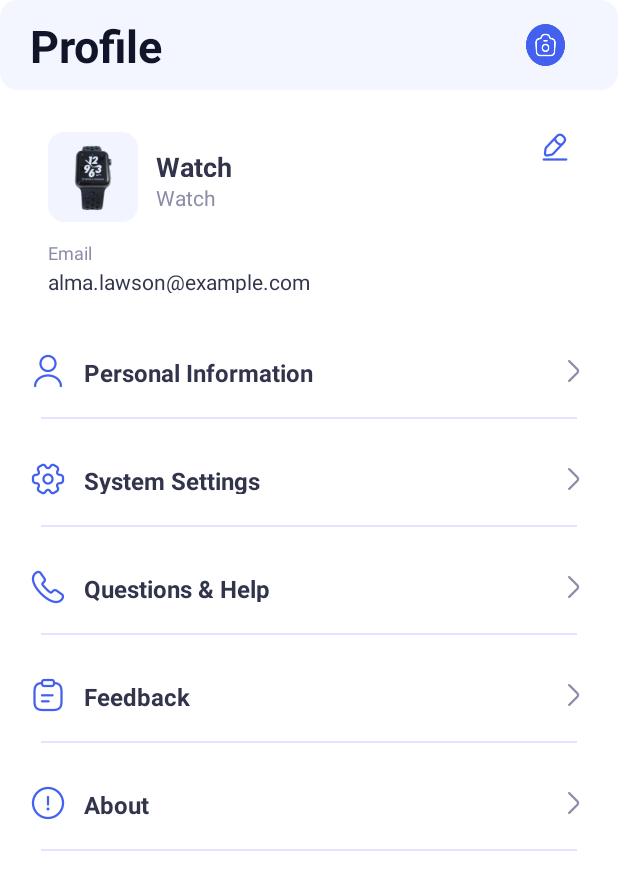
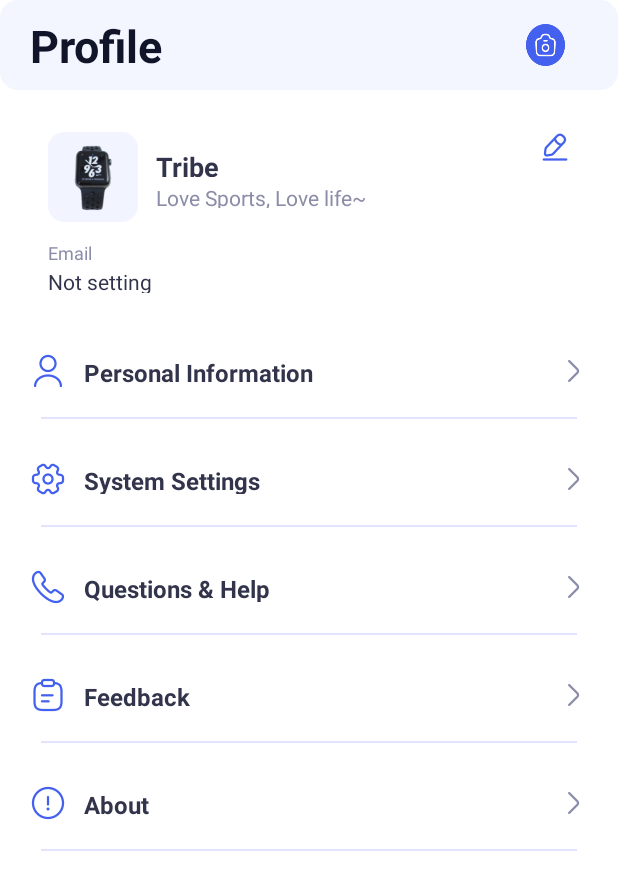
Before and after one commit to dmoney1908/SmartWatch_Android, an Android app: the fragment PersonalFragment shown on its own in the app's theme, on a phone screen of 412 x 824 dp. Shown: the top 890 px of the screen. Run offline under Robolectric (Android 15) with nearby library versions, the phone set to English and light mode, and no system bars; libraries missing offline, so code that uses them is left out: com.zhj.bluetooth; 2 statements that could not run were skipped.

Commit message:
update profile UI.

```diff
--- a/app/src/main/java/com/linhua/smartwatch/fragment/PersonalFragment.kt
+++ b/app/src/main/java/com/linhua/smartwatch/fragment/PersonalFragment.kt
@@ -1,17 +1,63 @@
 package com.linhua.smartwatch.fragment
 
+import android.media.Image
 import android.view.View
+import android.widget.ImageView
 import android.widget.TextView
 import com.linhua.smartwatch.R
 import com.linhua.smartwatch.base.BaseFragment
+import com.linhua.smartwatch.helper.UserData
+import com.linhua.smartwatch.utils.DeviceManager
+import com.zhj.bluetooth.zhjbluetoothsdk.bean.UserBean
+import com.zhj.bluetooth.zhjbluetoothsdk.ble.BleSdkWrapper
+import com.zhj.bluetooth.zhjbluetoothsdk.ble.HandlerBleDataResult
+import com.zhj.bluetooth.zhjbluetoothsdk.ble.bluetooth.OnLeWriteCharacteristicListener
+import com.zhj.bluetooth.zhjbluetoothsdk.ble.bluetooth.exception.WriteBleException
 
 class PersonalFragment: BaseFragment(){
+    var hostView: View? = null
+
     override fun initView(): View? {
-        return View.inflate(activity, R.layout.fragment_mine,null)
+        hostView = View.inflate(activity, R.layout.fragment_mine,null)
+        showUserInfo()
+        getUserInfo()
+        return hostView
     }
 
     override fun initData() {
+
     }
     override fun onListener() {
+
+    }
+
+    private fun getUserInfo() {
+        if (DeviceManager.getConnectedDevice() == null) {
+            showUserInfo()
+            return
+        }
+        BleSdkWrapper.getUserInfo(object : OnLeWriteCharacteristicListener() {
+            override fun onSuccess(handlerBleDataResult: HandlerBleDataResult) {
+                UserData.deviceUserInfo = handlerBleDataResult.data as UserBean
+                //0x00:男 0x01:女 0x02:其他
+            }
+
+            override fun onFailed(e: WriteBleException) {
+                showUserInfo()
+            }
+        })
+    }
+
+    private fun showUserInfo() {
+        hostView!!.findViewById<TextView>(R.id.tv_name).text = UserData.userName
+        if (UserData.userEmail.isNotEmpty()) {
+            hostView!!.findViewById<TextView>(R.id.tv_email_addr).text = UserData.userEmail
+        }
+        if (UserData.signature.isNotEmpty()) {
+            hostView!!.findViewById<TextView>(R.id.tv_signature).text = UserData.signature
+        }
+        if (UserData.userAvatar != null) {
+            hostView!!.findViewById<ImageView>(R.id.iv_avatar).setImageBitmap(UserData.userAvatar)
+        }
     }
 }
--- /dev/null
+++ b/app/src/main/java/com/linhua/smartwatch/helper/UserData.kt
@@ -0,0 +1,100 @@
+package com.linhua.smartwatch.helper
+
+import android.R
+import android.content.Context
+import android.content.SharedPreferences
+import android.graphics.Bitmap
+import android.graphics.BitmapFactory
+import android.util.Base64
+import com.linhua.smartwatch.SmartWatchApplication
+import com.zhj.bluetooth.zhjbluetoothsdk.bean.UserBean
+import java.io.ByteArrayInputStream
+import java.io.ByteArrayOutputStream
+import java.io.IOException
+
+
+object UserData {
+
+    init {
+        loadUserInfo()
+    }
+
+    fun loadUserInfo() {
+        val userSP: SharedPreferences = SmartWatchApplication.instance.getSharedPreferences("userInfo",
+            Context.MODE_PRIVATE
+        )
+
+        try {
+            userName = userSP.getString("userName", "").toString()
+            signature = userSP.getString("signature", "").toString()
+            userEmail = userSP.getString("userEmail", "").toString()
+            sex = userSP.getInt("sex", 0)
+            age = userSP.getInt("age", 0)
+            height = userSP.getInt("height", 0)
+            weight = userSP.getInt("weight", 0)
+            birthday = userSP.getString("birthday", "").toString()
+
+        } catch (var6: ClassNotFoundException) {
+            var6.printStackTrace()
+        } catch (var6: IOException) {
+            var6.printStackTrace()
+        }
+        getAvatar()
+    }
+
+    //从SharedPreferences获取图片
+    private fun getAvatar() {
+        val sharedPreferences: SharedPreferences =
+            SmartWatchApplication.instance.getSharedPreferences("userInfo", Context.MODE_PRIVATE)
+        //第一步:取出字符串形式的Bitmap
+        val imageString = sharedPreferences.getString("avatar", "")
+        //第二步:利用Base64将字符串转换为ByteArrayInputStream
+        val byteArray = Base64.decode(imageString, Base64.DEFAULT)
+        if (byteArray.isEmpty()) {
+            return
+        } else {
+            val byteArrayInputStream = ByteArrayInputStream(byteArray)
+            //第三步:利用ByteArrayInputStream生成Bitmap
+            val bitmap = BitmapFactory.decodeStream(byteArrayInputStream)
+            userAvatar = bitmap
+        }
+    }
+
+    //保存图片到SharedPreferences
+    private fun saveAvatar(bitmap: Bitmap) {
+        // Bitmap bitmap=BitmapFactory.decodeResource(getResources(), R.drawable.ic_launcher);
+        //第一步:将Bitmap压缩至字节数组输出流ByteArrayOutputStream
+        val byteArrayOutputStream = ByteArrayOutputStream()
+        bitmap.compress(Bitmap.CompressFormat.PNG, 80, byteArrayOutputStream)
+        //第二步:利用Base64将字节数组输出流中的数据转换成字符串String
+        val byteArray: ByteArray = byteArrayOutputStream.toByteArray()
+        val imageString: String = Base64.encodeToString(byteArray, Base64.DEFAULT)
+        //第三步:将String保持至SharedPreferences
+        val sharedPreferences: SharedPreferences =
+            SmartWatchApplication.instance.getSharedPreferences("userInfo", Context.MODE_PRIVATE)
+        val editor = sharedPreferences.edit()
+        editor.putString("avatar", imageString)
+        editor.commit()
+    }
+
+    var deviceUserInfo: UserBean? = null
+
+    var userName: String = "Tribe"
+    var userAvatar: Bitmap? = null
+    var signature: String = "Love Sports, Love life~"
+    var userEmail: String = ""
+
+    /// 性别(默认男，0男,1女)
+    var sex: Int = 0
+
+    /// 年龄 (0x06~0x64,默认 20)
+    var age: Int = 20
+
+    /// 身高（单位 cm，默认 170)
+    var height: Int = 170
+
+    /// 体重(单位 0.1kg，默认 600)
+    var weight: Int = 600
+
+    var birthday = ""
+}
--- /dev/null
+++ b/app/src/main/res/drawable/avatar_corner_shape.xml
@@ -0,0 +1,6 @@
+<?xml version="1.0" encoding="utf-8"?>
+<shape xmlns:android="http://schemas.android.com/apk/res/android">
+    <solid
+        android:color="@color/white" />
+    <corners android:radius="11dp"/>
+</shape>
--- a/app/src/main/res/layout/fragment_mine.xml
+++ b/app/src/main/res/layout/fragment_mine.xml
@@ -68,21 +68,23 @@
                 android:layout_marginTop="22.5dp"
                 android:textColor="@color/dark"
                 android:gravity="center_vertical|left"
-                android:text="Watch">
+                android:text="@string/app_name">
             </TextView>
             <TextView
-                android:id="@+id/tv_desc"
-                android:layout_width="wrap_content"
+                android:id="@+id/tv_signature"
+                android:layout_width="match_parent"
                 android:layout_height="16.5dp"
                 android:textSize="14dp"
                 android:textColor="@color/light_gray"
                 android:textStyle="normal"
                 android:layout_marginStart="12dp"
+                android:layout_marginEnd="20dp"
+                android:layout_alignParentRight="true"
                 android:layout_toEndOf="@+id/iv_avatar"
                 android:layout_below="@+id/tv_name"
                 android:layout_marginTop="4dp"
                 android:gravity="center_vertical|left"
-                android:text="Watch">
+                android:text="@string/love_life_signature">
             </TextView>
             <ImageView
                 android:id="@+id/iv_modify"
@@ -116,9 +118,11 @@
                 android:textSize="14dp"
                 android:textColor="@color/dark"
                 android:layout_alignParentBottom="true"
+                android:layout_marginEnd="20dp"
+                android:layout_alignParentRight="true"
                 android:layout_marginBottom="12dp"
                 android:gravity="center_vertical|left"
-                android:text="alma.lawson@example.com">
+                android:text="@string/not_setting">
             </TextView>
         </RelativeLayout>
         <RelativeLayout
--- a/app/src/main/res/values/strings.xml
+++ b/app/src/main/res/values/strings.xml
@@ -81,6 +81,6 @@
     <string name="permisson_location_tips">Outdoor sports require authorized location information permissions</string>
     <string name="scan_device_info_put_code">Input Pin code</string>
     <string name="sdk_not_available">Bluetooth is not available, please check your phone.</string>
-
-
+    <string name="love_life_signature">Love Sports, Love life~</string>
+    <string name="not_setting">Not setting</string>
 </resources>
```
Also changed, not shown: app/src/main/AndroidManifest.xml (+12 -8 lines), app/src/main/java/com/linhua/smartwatch/adapter/UserDetailAdapter.kt (added, +32 -0 lines), app/src/main/java/com/linhua/smartwatch/bean/UserItem.kt (added, +10 -0 lines), app/src/main/java/com/linhua/smartwatch/mine/UserDetrailActivity.kt (added, +79 -0 lines), app/src/main/res/layout/activity_user_detail.xml (added, +13 -0 lines), app/src/main/res/layout/item_userdetail_avatar.xml (added, +41 -0 lines), app/src/main/res/layout/item_userdetail_text.xml (added, +43 -0 lines), app/src/main/res/layout/item_userdetail_two.xml (added, +41 -0 lines), app/src/main/res/drawable/avatar_user.png (added).
